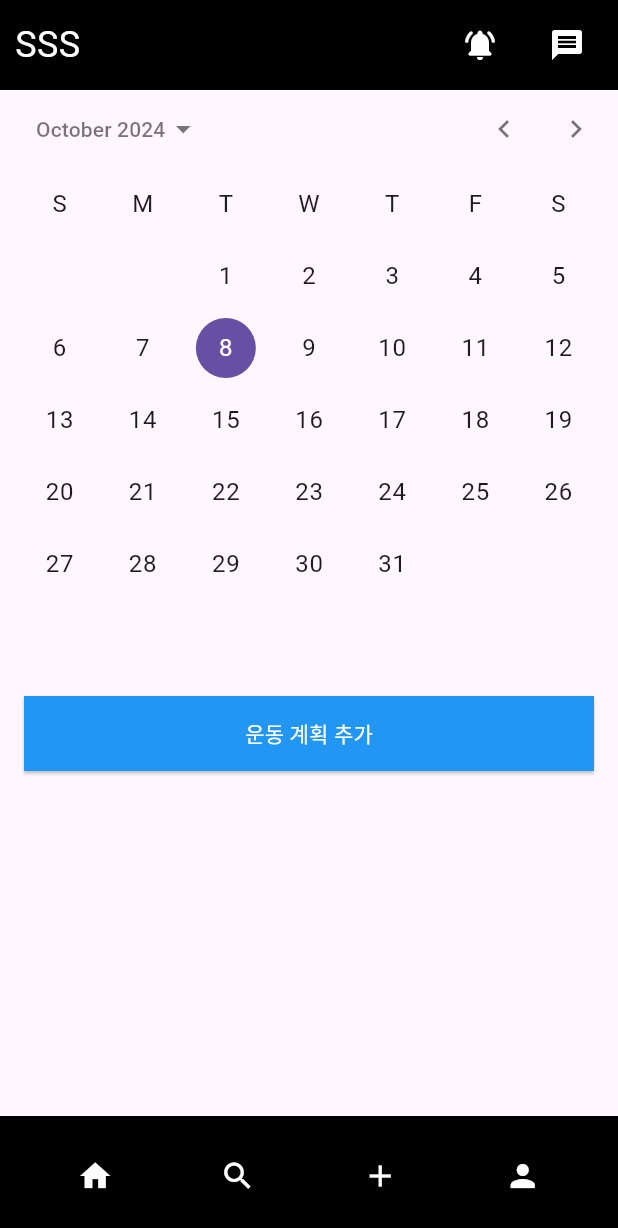
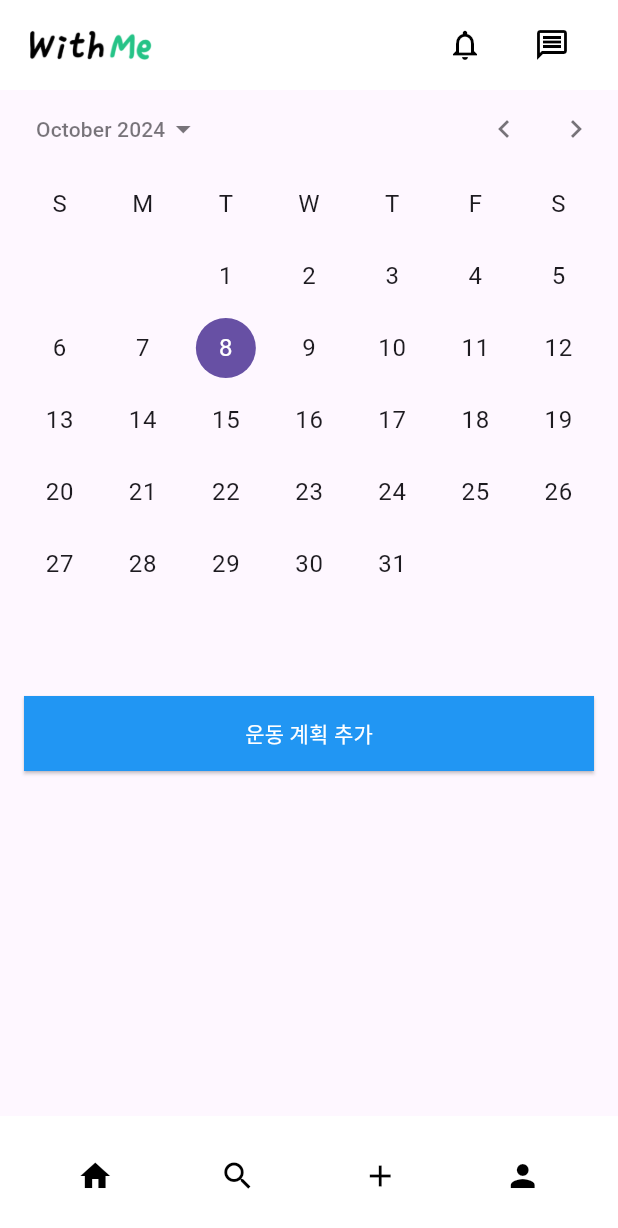
Before and after one commit to hshy1839/compete_exercise_app, a Flutter app: the screen it shows after launch, swiped to page 3, on a phone screen of 412 x 824 dp. Shown: the top 1228 px of the screen. Run offline on Flutter 3.47's test engine with Material 3 defaults, Android fonts, the phone set to English and light mode, and no system bars; our stand-ins replace shared_preferences, socket_io_client; network calls fail.

Commit message:
icon, logo 추가 및 private시 자물쇠 ui 추가

```diff
--- a/lib/footer.dart
+++ b/lib/footer.dart
@@ -8,14 +8,14 @@ class Footer extends StatelessWidget {
   @override
   Widget build(BuildContext context) {
     return BottomAppBar(
-      color: Colors.black, // Footer 배경 색상 설정
+      color: Colors.white, // Footer 배경 색상 설정
       child: Row(
         mainAxisAlignment: MainAxisAlignment.spaceAround,
         children: [
           IconButton(
             icon: Icon(
               Icons.home,
-              color: Colors.white, // 아이콘 색상 설정
+              color: Colors.black, // 아이콘 색상 설정
             ),
             onPressed: () {
               onTabTapped(0);
@@ -24,7 +24,7 @@ class Footer extends StatelessWidget {
           IconButton(
             icon: Icon(
               Icons.search,
-              color: Colors.white, // 아이콘 색상 설정
+              color: Colors.black, // 아이콘 색상 설정
             ),
             onPressed: () {
               onTabTapped(1);
@@ -33,7 +33,7 @@ class Footer extends StatelessWidget {
           IconButton(
             icon: Icon(
               Icons.add,
-              color: Colors.white, // 아이콘 색상 설정
+              color: Colors.black, // 아이콘 색상 설정
             ),
             onPressed: () {
               onTabTapped(2);
@@ -42,7 +42,7 @@ class Footer extends StatelessWidget {
           IconButton(
             icon: Icon(
               Icons.person,
-              color: Colors.white, // 아이콘 색상 설정
+              color: Colors.black, // 아이콘 색상 설정
             ),
             onPressed: () {
               onTabTapped(3);
--- a/lib/header.dart
+++ b/lib/header.dart
@@ -5,28 +5,36 @@ class Header extends StatelessWidget {
   @override
   Widget build(BuildContext context) {
     return Container(
-      padding: EdgeInsets.all(10.0),
-      color: Colors.black,
+      height: 70,
+      padding: EdgeInsets.symmetric(vertical: 5.0), // 헤더 높이를 작게 설정
+      color: Colors.white,
       child: Row(
         mainAxisAlignment: MainAxisAlignment.spaceBetween,
         children: [
           // 제목을 왼쪽에 배치
-          Text(
-            'SSS',
-            style: TextStyle(color: Colors.white, fontSize: 24),
+          SizedBox(width: 20),
+          Expanded(
+            child: Image.asset(
+              'assets/images/app_logo.png',
+              height: 20,
+              fit: BoxFit.contain,
+              alignment: Alignment.bottomLeft, // 이미지 비율을 유지하면서 크기 조정
+            ),
           ),
           // 오른쪽에 DM 아이콘과 로그인 아이콘 추가
-          Row(
+          Padding(
+            padding: EdgeInsets.only(right: 20.0), // 오른쪽 마진 추가
+            child: Row(
               children: [
                 IconButton(
-                icon: Icon(Icons.notifications_on_rounded, color: Colors.white),
+                  icon: Icon(Icons.notifications_outlined, color: Colors.black),
                   onPressed: () {
                     // 알림 아이콘 클릭 시 동작
                   },
                 ),
                 SizedBox(width: 10), // 아이콘 간격
                 IconButton(
-                icon: Icon(Icons.message, color: Colors.white),
+                  icon: Icon(Icons.message_outlined, color: Colors.black),
                   onPressed: () {
                     // message 아이콘 클릭 시 DirectMessage1으로 이동
                     Navigator.push(
@@ -37,6 +45,7 @@ class Header extends StatelessWidget {
                 ),
               ],
             ),
+          ),
         ],
       ),
     );
```
Also changed, not shown: lib/add_plan/add_planning.dart (+21 -17 lines), lib/main_screen.dart (+42 -19 lines), pubspec.yaml (+10 -1 lines), assets/images/app_icon.png (added), assets/images/app_logo.png (added), assets/images/file.png (added), pubspec.lock. Lines whose indentation alone changed are shown as unchanged.
